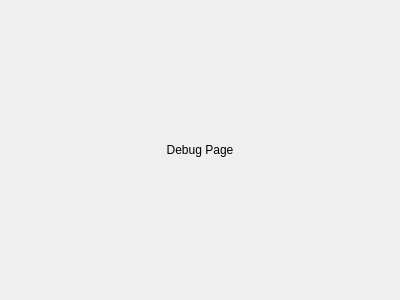
Old version of the form OHB80PortMonitor_V_1_0_0/ui/debugpage.ui in the repository Simon2817/OHB80PortMonitor.
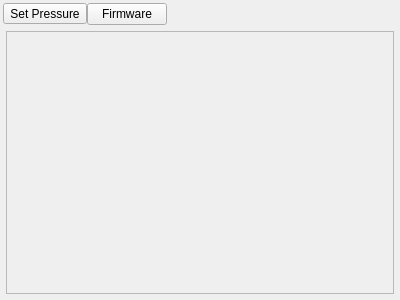
New version of the form.

Diff of the .ui file:
```diff
--- a/OHB80PortMonitor_V_1_0_0/ui/debugpage.ui
+++ b/OHB80PortMonitor_V_1_0_0/ui/debugpage.ui
@@ -13,15 +13,129 @@
   <property name="windowTitle">
    <string>Form</string>
   </property>
-  <layout class="QVBoxLayout" name="verticalLayout">
+  <layout class="QVBoxLayout" name="verticalLayout_3">
+   <property name="spacing">
+    <number>3</number>
+   </property>
+   <property name="leftMargin">
+    <number>3</number>
+   </property>
+   <property name="topMargin">
+    <number>3</number>
+   </property>
+   <property name="rightMargin">
+    <number>3</number>
+   </property>
+   <property name="bottomMargin">
+    <number>3</number>
+   </property>
    <item>
-    <widget class="QLabel" name="label">
-     <property name="text">
-      <string>Debug Page</string>
+    <widget class="QWidget" name="widgetTop" native="true">
+     <property name="minimumSize">
+      <size>
+       <width>80</width>
+       <height>0</height>
+      </size>
      </property>
-     <property name="alignment">
-      <set>Qt::AlignCenter</set>
-     </property>
+     <layout class="QHBoxLayout" name="horizontalLayout">
+      <property name="spacing">
+       <number>0</number>
+      </property>
+      <property name="leftMargin">
+       <number>0</number>
+      </property>
+      <property name="topMargin">
+       <number>0</number>
+      </property>
+      <property name="rightMargin">
+       <number>12</number>
+      </property>
+      <property name="bottomMargin">
+       <number>0</number>
+      </property>
+      <item>
+       <widget class="QToolButton" name="btnSetPressure">
+        <property name="text">
+         <string>Set Pressure</string>
+        </property>
+       </widget>
+      </item>
+      <item>
+       <widget class="QPushButton" name="btnFirmwareConfig">
+        <property name="text">
+         <string>Firmware</string>
+        </property>
+       </widget>
+      </item>
+      <item>
+       <spacer name="horizontalSpacer">
+        <property name="orientation">
+         <enum>Qt::Horizontal</enum>
+        </property>
+        <property name="sizeHint" stdset="0">
+         <size>
+          <width>40</width>
+          <height>20</height>
+         </size>
+        </property>
+       </spacer>
+      </item>
+     </layout>
+    </widget>
+   </item>
+   <item>
+    <widget class="QWidget" name="widgetSettings" native="true">
+     <layout class="QVBoxLayout" name="verticalLayout">
+      <property name="spacing">
+       <number>3</number>
+      </property>
+      <property name="leftMargin">
+       <number>3</number>
+      </property>
+      <property name="topMargin">
+       <number>3</number>
+      </property>
+      <property name="rightMargin">
+       <number>3</number>
+      </property>
+      <property name="bottomMargin">
+       <number>3</number>
+      </property>
+      <item>
+       <widget class="QScrollArea" name="scrollArea">
+        <property name="widgetResizable">
+         <bool>true</bool>
+        </property>
+        <widget class="QWidget" name="scrollAreaWidgetContents">
+         <property name="geometry">
+          <rect>
+           <x>0</x>
+           <y>0</y>
+           <width>386</width>
+           <height>259</height>
+          </rect>
+         </property>
+         <layout class="QVBoxLayout" name="verticalLayout_2">
+          <property name="spacing">
+           <number>3</number>
+          </property>
+          <property name="leftMargin">
+           <number>3</number>
+          </property>
+          <property name="topMargin">
+           <number>3</number>
+          </property>
+          <property name="rightMargin">
+           <number>3</number>
+          </property>
+          <property name="bottomMargin">
+           <number>3</number>
+          </property>
+         </layout>
+        </widget>
+       </widget>
+      </item>
+     </layout>
     </widget>
    </item>
   </layout>
```
